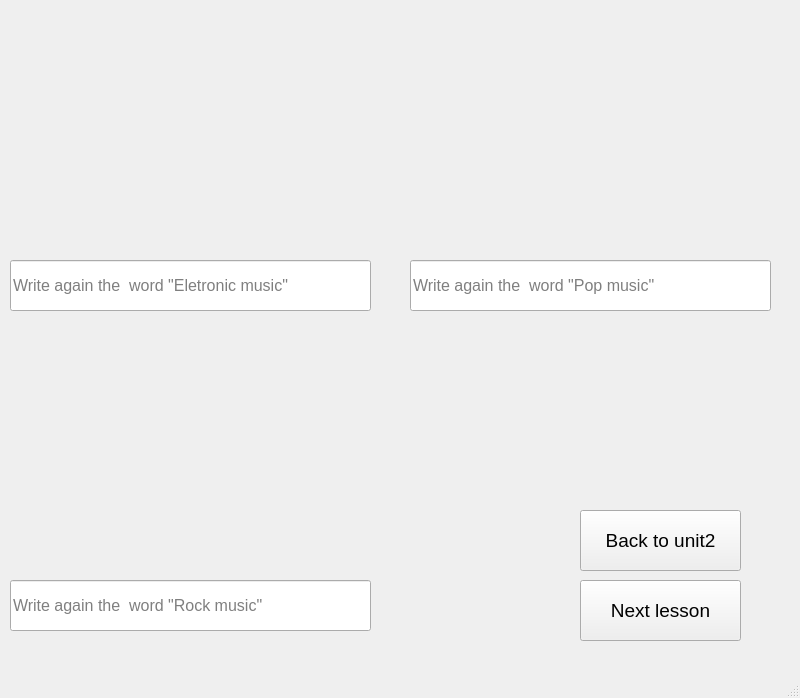
This is SPCK/Gui/music2.ui in trongphuc1/TL-C4K-PTI01- as Qt 5 draws it before an edit. The edited form follows.
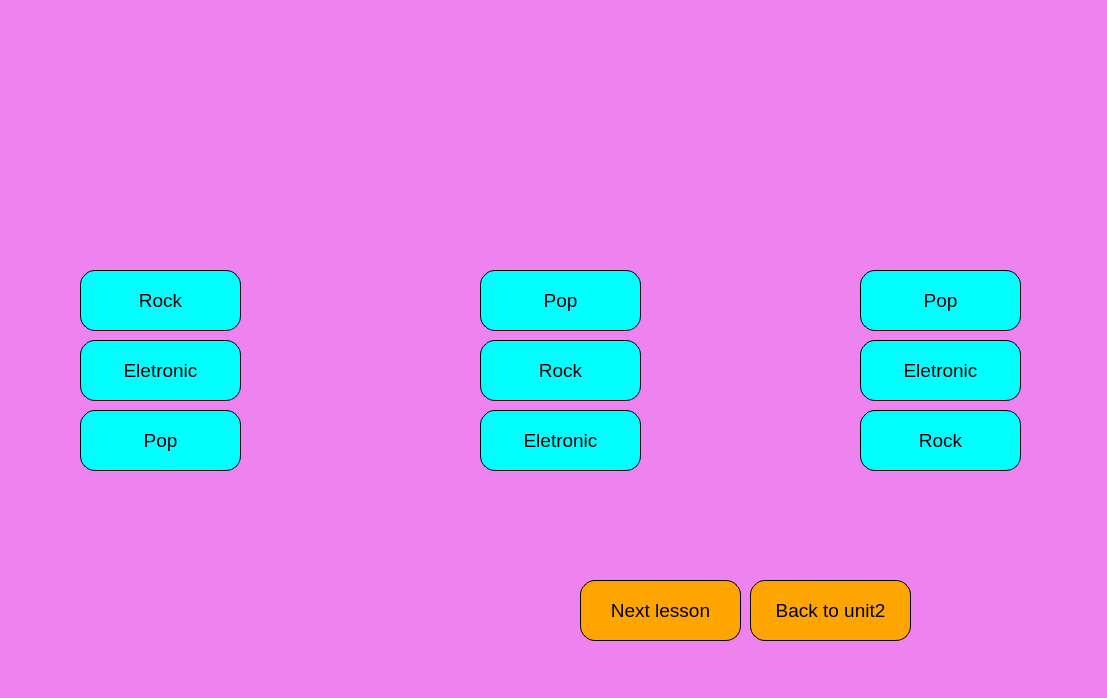
This is the edited form. Icons and pictures are not drawn.

Patch:
```diff
--- a/SPCK/Gui/music2.ui
+++ b/SPCK/Gui/music2.ui
@@ -6,13 +6,17 @@
    <rect>
     <x>0</x>
     <y>0</y>
-    <width>800</width>
+    <width>1107</width>
     <height>698</height>
    </rect>
   </property>
   <property name="windowTitle">
    <string>MainWindow</string>
   </property>
+  <property name="styleSheet">
+   <string notr="true">
+    background-color: violet;</string>
+  </property>
   <widget class="QWidget" name="centralwidget">
    <widget class="QLabel" name="label_8">
     <property name="geometry">
@@ -33,48 +37,6 @@
      <bool>true</bool>
     </property>
    </widget>
-   <widget class="QLineEdit" name="lineEdit_2">
-    <property name="geometry">
-     <rect>
-      <x>10</x>
-      <y>260</y>
-      <width>361</width>
-      <height>51</height>
-     </rect>
-    </property>
-    <property name="font">
-     <font>
-      <pointsize>12</pointsize>
-     </font>
-    </property>
-    <property name="text">
-     <string/>
-    </property>
-    <property name="placeholderText">
-     <string>Write again the  word &quot;Eletronic music&quot;</string>
-    </property>
-   </widget>
-   <widget class="QLineEdit" name="lineEdit_3">
-    <property name="geometry">
-     <rect>
-      <x>410</x>
-      <y>260</y>
-      <width>361</width>
-      <height>51</height>
-     </rect>
-    </property>
-    <property name="font">
-     <font>
-      <pointsize>12</pointsize>
-     </font>
-    </property>
-    <property name="text">
-     <string/>
-    </property>
-    <property name="placeholderText">
-     <string>Write again the  word &quot;Pop music&quot;</string>
-    </property>
-   </widget>
    <widget class="QLabel" name="label_9">
     <property name="geometry">
      <rect>
@@ -108,6 +70,12 @@
       <pointsize>14</pointsize>
      </font>
     </property>
+    <property name="styleSheet">
+     <string notr="true">    border-radius: 15px;
+    border: 1px solid black;
+    padding: 5px;
+    background-color:orange;</string>
+    </property>
     <property name="text">
      <string>Next lesson</string>
     </property>
@@ -115,8 +83,8 @@
    <widget class="QPushButton" name="pushButton_4">
     <property name="geometry">
      <rect>
-      <x>580</x>
-      <y>510</y>
+      <x>750</x>
+      <y>580</y>
       <width>161</width>
       <height>61</height>
      </rect>
@@ -126,36 +94,21 @@
       <pointsize>14</pointsize>
      </font>
     </property>
+    <property name="styleSheet">
+     <string notr="true">    border-radius: 15px;
+    border: 1px solid black;
+    padding: 5px;
+    background-color:orange;</string>
+    </property>
     <property name="text">
      <string>Back to unit2</string>
     </property>
    </widget>
-   <widget class="QLineEdit" name="lineEdit_4">
-    <property name="geometry">
-     <rect>
-      <x>10</x>
-      <y>580</y>
-      <width>361</width>
-      <height>51</height>
-     </rect>
-    </property>
-    <property name="font">
-     <font>
-      <pointsize>12</pointsize>
-     </font>
-    </property>
-    <property name="text">
-     <string/>
-    </property>
-    <property name="placeholderText">
-     <string>Write again the  word &quot;Rock music&quot;</string>
-    </property>
-   </widget>
    <widget class="QLabel" name="label_10">
     <property name="geometry">
      <rect>
-      <x>10</x>
-      <y>330</y>
+      <x>780</x>
+      <y>10</y>
       <width>311</width>
       <height>241</height>
      </rect>
@@ -170,6 +123,222 @@
      <bool>true</bool>
     </property>
    </widget>
+   <widget class="QPushButton" name="right">
+    <property name="geometry">
+     <rect>
+      <x>80</x>
+      <y>340</y>
+      <width>161</width>
+      <height>61</height>
+     </rect>
+    </property>
+    <property name="font">
+     <font>
+      <pointsize>14</pointsize>
+     </font>
+    </property>
+    <property name="styleSheet">
+     <string notr="true">    border-radius: 15px;
+    border: 1px solid black;
+    padding: 5px;
+    background-color:rgb(0, 255, 255);</string>
+    </property>
+    <property name="text">
+     <string>Eletronic</string>
+    </property>
+   </widget>
+   <widget class="QPushButton" name="wrong">
+    <property name="geometry">
+     <rect>
+      <x>80</x>
+      <y>270</y>
+      <width>161</width>
+      <height>61</height>
+     </rect>
+    </property>
+    <property name="font">
+     <font>
+      <pointsize>14</pointsize>
+     </font>
+    </property>
+    <property name="styleSheet">
+     <string notr="true">    border-radius: 15px;
+    border: 1px solid black;
+    padding: 5px;
+    background-color:rgb(0, 255, 255);</string>
+    </property>
+    <property name="text">
+     <string>Rock</string>
+    </property>
+   </widget>
+   <widget class="QPushButton" name="wrong2">
+    <property name="geometry">
+     <rect>
+      <x>80</x>
+      <y>410</y>
+      <width>161</width>
+      <height>61</height>
+     </rect>
+    </property>
+    <property name="font">
+     <font>
+      <pointsize>14</pointsize>
+     </font>
+    </property>
+    <property name="styleSheet">
+     <string notr="true">    border-radius: 15px;
+    border: 1px solid black;
+    padding: 5px;
+    background-color:rgb(0, 255, 255);</string>
+    </property>
+    <property name="text">
+     <string>Pop</string>
+    </property>
+   </widget>
+   <widget class="QPushButton" name="right2">
+    <property name="geometry">
+     <rect>
+      <x>480</x>
+      <y>270</y>
+      <width>161</width>
+      <height>61</height>
+     </rect>
+    </property>
+    <property name="font">
+     <font>
+      <pointsize>14</pointsize>
+     </font>
+    </property>
+    <property name="styleSheet">
+     <string notr="true">    border-radius: 15px;
+    border: 1px solid black;
+    padding: 5px;
+    background-color:rgb(0, 255, 255);</string>
+    </property>
+    <property name="text">
+     <string>Pop</string>
+    </property>
+   </widget>
+   <widget class="QPushButton" name="wrong4">
+    <property name="geometry">
+     <rect>
+      <x>480</x>
+      <y>410</y>
+      <width>161</width>
+      <height>61</height>
+     </rect>
+    </property>
+    <property name="font">
+     <font>
+      <pointsize>14</pointsize>
+     </font>
+    </property>
+    <property name="styleSheet">
+     <string notr="true">    border-radius: 15px;
+    border: 1px solid black;
+    padding: 5px;
+    background-color:rgb(0, 255, 255);</string>
+    </property>
+    <property name="text">
+     <string>Eletronic</string>
+    </property>
+   </widget>
+   <widget class="QPushButton" name="wrong3">
+    <property name="geometry">
+     <rect>
+      <x>480</x>
+      <y>340</y>
+      <width>161</width>
+      <height>61</height>
+     </rect>
+    </property>
+    <property name="font">
+     <font>
+      <pointsize>14</pointsize>
+     </font>
+    </property>
+    <property name="styleSheet">
+     <string notr="true">    border-radius: 15px;
+    border: 1px solid black;
+    padding: 5px;
+    background-color:rgb(0, 255, 255);</string>
+    </property>
+    <property name="text">
+     <string>Rock</string>
+    </property>
+   </widget>
+   <widget class="QPushButton" name="wrong6">
+    <property name="geometry">
+     <rect>
+      <x>860</x>
+      <y>340</y>
+      <width>161</width>
+      <height>61</height>
+     </rect>
+    </property>
+    <property name="font">
+     <font>
+      <pointsize>14</pointsize>
+     </font>
+    </property>
+    <property name="styleSheet">
+     <string notr="true">    border-radius: 15px;
+    border: 1px solid black;
+    padding: 5px;
+    background-color:rgb(0, 255, 255);</string>
+    </property>
+    <property name="text">
+     <string>Eletronic</string>
+    </property>
+   </widget>
+   <widget class="QPushButton" name="wrong5">
+    <property name="geometry">
+     <rect>
+      <x>860</x>
+      <y>270</y>
+      <width>161</width>
+      <height>61</height>
+     </rect>
+    </property>
+    <property name="font">
+     <font>
+      <pointsize>14</pointsize>
+     </font>
+    </property>
+    <property name="styleSheet">
+     <string notr="true">    border-radius: 15px;
+    border: 1px solid black;
+    padding: 5px;
+    background-color:rgb(0, 255, 255);</string>
+    </property>
+    <property name="text">
+     <string>Pop</string>
+    </property>
+   </widget>
+   <widget class="QPushButton" name="right3">
+    <property name="geometry">
+     <rect>
+      <x>860</x>
+      <y>410</y>
+      <width>161</width>
+      <height>61</height>
+     </rect>
+    </property>
+    <property name="font">
+     <font>
+      <pointsize>14</pointsize>
+     </font>
+    </property>
+    <property name="styleSheet">
+     <string notr="true">    border-radius: 15px;
+    border: 1px solid black;
+    padding: 5px;
+    background-color:rgb(0, 255, 255);</string>
+    </property>
+    <property name="text">
+     <string>Rock</string>
+    </property>
+   </widget>
   </widget>
   <widget class="QMenuBar" name="menubar">
    <property name="geometry">
```
Left out of the diff: 6 changed lines with no effect on the pictures.
